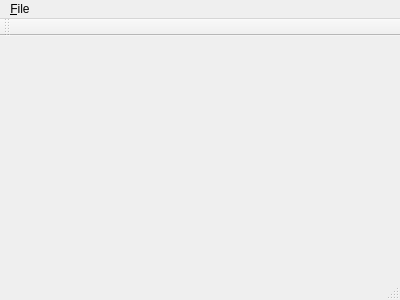
Before: the Qt Designer form MainWindow.ui in g4wjs/cmake-test, drawn with Qt 5.
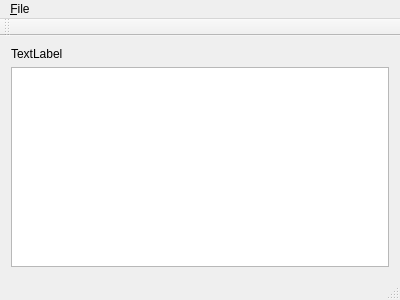
After: the same form once the commit is applied.

Patch:
```diff
--- a/MainWindow.ui
+++ b/MainWindow.ui
@@ -13,7 +13,24 @@
   <property name="windowTitle">
    <string>MainWindow</string>
   </property>
-  <widget class="QWidget" name="centralWidget"/>
+  <widget class="QWidget" name="centralWidget">
+   <layout class="QGridLayout" name="gridLayout_3">
+    <item row="1" column="0">
+     <layout class="QGridLayout" name="gridLayout_2">
+      <item row="0" column="0">
+       <widget class="QTextBrowser" name="text_browser"/>
+      </item>
+     </layout>
+    </item>
+    <item row="0" column="0">
+     <widget class="QLabel" name="text_label">
+      <property name="text">
+       <string>TextLabel</string>
+      </property>
+     </widget>
+    </item>
+   </layout>
+  </widget>
   <widget class="QMenuBar" name="menuBar">
    <property name="geometry">
     <rect>
```
Left out of the diff: 4 changed lines with no effect on the pictures.
